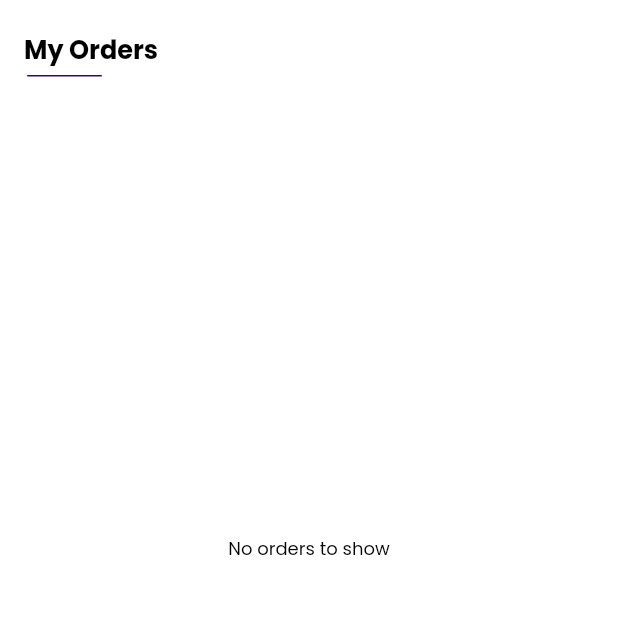
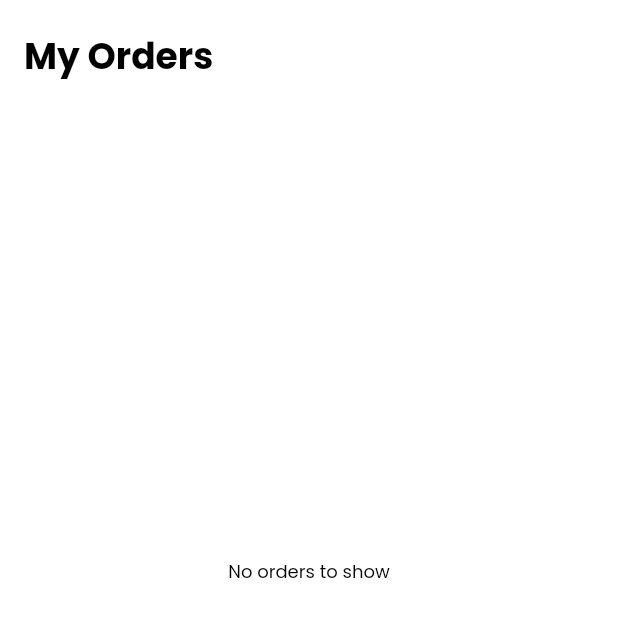
Before and after one commit to rajchristhu/arv, a Flutter app: the OrderDetailsList widget shown alone on an empty page, opened directly, on a phone screen of 412 x 824 dp. Shown: the top 617 px of the screen. Run offline on Flutter 3.47's test engine with Material 2 defaults, Android fonts, the phone set to English and light mode, and no system bars; our stand-ins replace animate_do, animated_text_kit, carousel_slider, firebase_auth, firebase_core, flutter_otp_text_field and 12 more; missing offline and left inert: flutter_statusbarcolor_ns, google_api_headers, google_maps_flutter_android, google_maps_flutter_platform_interface, google_maps_webservice, order_tracker_zen; accounts and stored records are empty; network calls fail; project files that could hold a hidden picture were left out.

Commit message:
my order

```diff
--- a/lib/views/order_page/order_list.dart
+++ b/lib/views/order_page/order_list.dart
@@ -31,23 +31,11 @@ class _OrderDetailsListState extends State<OrderDetailsList> {
                   "My Orders ",
                   style: TextStyle(
                       color: black,
-                      fontSize: 17.0,
+                      fontSize: 24.0,
                       fontWeight: FontWeight.w700),
                 ),
               ),
-              const SizedBox(height: 5),
-              Container(
-                width: 50.0,
-                height: 1,
-                margin:
-                    const EdgeInsets.symmetric(vertical: 0.0, horizontal: 2.0),
-                decoration: BoxDecoration(
-                    borderRadius: const BorderRadius.all(Radius.circular(18)),
-                    shape: BoxShape.rectangle,
-                    color: appColor
-                    // .withOpacity(_current == entry.key ? 0.9 : 0.1)
-                    ),
-              ),
+              const SizedBox(height: 10),
             ],
           ),
         ),
--- a/pubspec.yaml
+++ b/pubspec.yaml
@@ -61,6 +61,7 @@ dev_dependencies:
   location: ^4.4.0
   tuple: ^2.0.1
   infinite_scroll_pagination: ^3.2.0
+  order_tracker_zen: ^1.0.0+4
 
   geocoding: ^2.0.1
   uuid: ^4.1.0
```
Also changed, not shown: lib/views/order_page/my_order_list.dart (+68 -4 lines).
